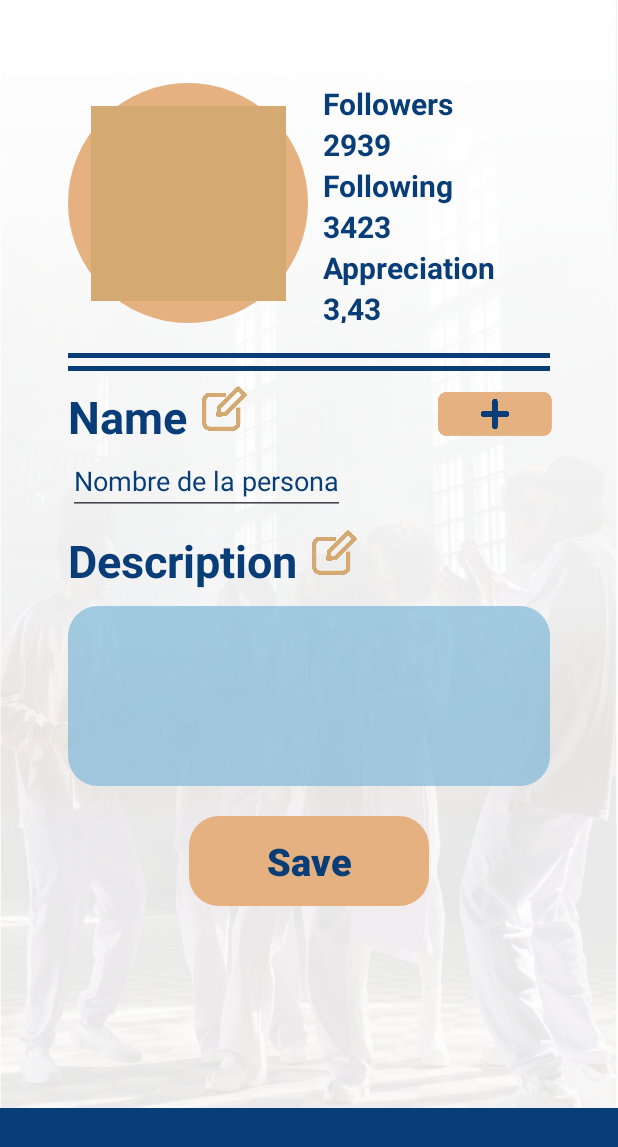
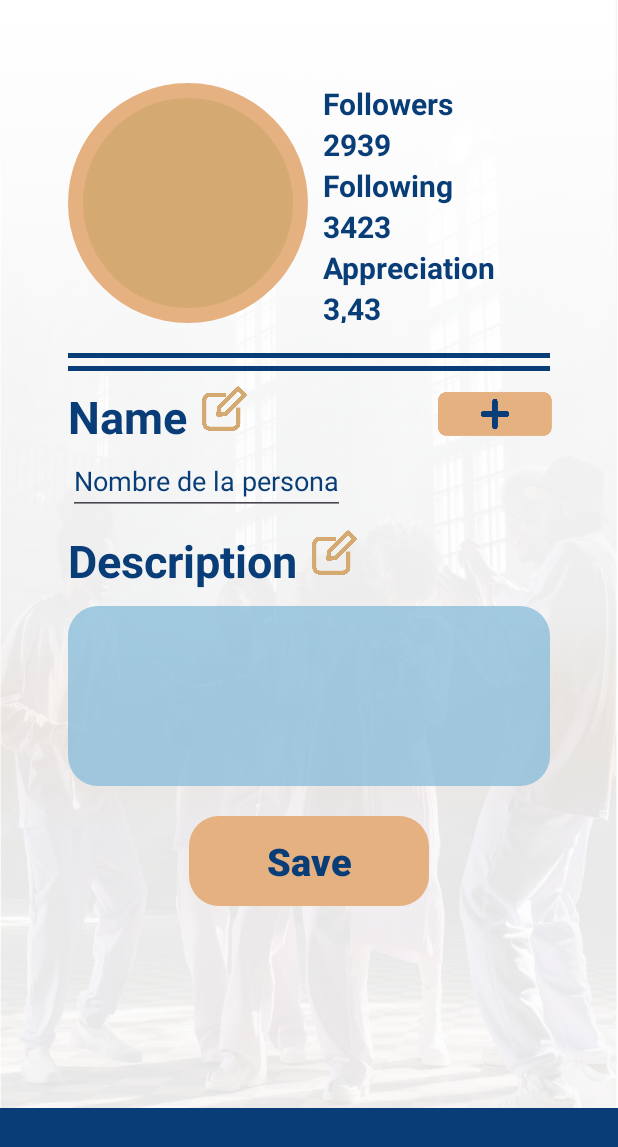
Before and after one commit to Moheto22/android-NaivyBeats, an Android app: the fragment FragmentEditData placed in its activity, on a phone screen of 412 x 824 dp. Shown: the top 1147 px of the screen. Run offline under Robolectric (Android 15) with nearby library versions, the phone set to English and light mode, and no system bars; network calls fail; pictures from the network do not load; 2 statements that could not run were skipped.

Commit message:
El chat se adapta al tamaño de la pantalla y las imagenes son circulares

```diff
--- a/app/build.gradle.kts
+++ b/app/build.gradle.kts
@@ -1,6 +1,7 @@
 plugins {
     alias(libs.plugins.android.application)
     alias(libs.plugins.kotlin.android)
+    alias(libs.plugins.kotlin.kapt)
 }
 
 android {
@@ -36,6 +37,8 @@ android {
 }
 
 dependencies {
+    implementation ("com.github.bumptech.glide:glide:4.16.0")
+    annotationProcessor ("com.github.bumptech.glide:compiler:4.16.0")
     implementation("com.github.kevinsawicki:http-request:6.0")
     implementation("androidx.fragment:fragment-ktx:1.6.2")
     implementation(libs.androidx.core.ktx)
--- a/app/src/main/java/com/example/naivybeats/activities/menu/FragmentEditData.kt
+++ b/app/src/main/java/com/example/naivybeats/activities/menu/FragmentEditData.kt
@@ -22,6 +22,7 @@ import androidx.core.content.ContextCompat
 import androidx.core.graphics.drawable.RoundedBitmapDrawable
 import androidx.core.graphics.drawable.RoundedBitmapDrawableFactory
 import androidx.lifecycle.lifecycleScope
+import com.bumptech.glide.Glide
 import com.example.naivybeats.R
 import com.example.naivybeats.models.user.model.Users
 import kotlinx.coroutines.launch
@@ -55,7 +56,6 @@ class FragmentEditData : Fragment() {
             user = Tools.userOrRestaurant(user_id!!)
             user?.let { setDataInFragment(it) }
         }
-        generateCircularImages()
 
         val button_addPhoto = view.findViewById<Button>(R.id.addPhoto)
         button_addPhoto.setOnClickListener {
@@ -68,38 +68,6 @@ class FragmentEditData : Fragment() {
         val description = view?.findViewById<EditText>(R.id.description_data)
         name?.setText(user.name)
         description?.setText(user.description)
-    }
-
-    @SuppressLint("ResourceAsColor")
-    private fun generateCircularImages() {
-
-        val avatar = view?.findViewById<ImageView>(R.id.avatar)
-
-        // Verificar que el ImageView no sea nulo y que tenga un drawable
-        if (avatar != null && avatar.drawable is BitmapDrawable) {
-            val bitmapDrawable = avatar.drawable as BitmapDrawable
-            val bitmap = bitmapDrawable.bitmap
-
-            val size = minOf(bitmap.width, bitmap.height)
-            val croppedBitmap = Bitmap.createBitmap(bitmap, 0, 0, size, size)
-            val scaledBitmap = Bitmap.createScaledBitmap(croppedBitmap, 250, 250, true)
-
-            val roundedBitmapDrawable: RoundedBitmapDrawable = RoundedBitmapDrawableFactory.create(resources, scaledBitmap)
-            roundedBitmapDrawable.isCircular = true
-
-            avatar.setImageDrawable(roundedBitmapDrawable)
-        } else {
-            // Opcional: Manejar el caso en que avatar no tenga una imagen
-            Log.e("FragmentEditData", "El ImageView es nulo o no tiene un BitmapDrawable")
-        }
-
-        val border_avatar = view?.findViewById<ImageView>(R.id.border_avatar)
-        val circularDrawable = GradientDrawable().apply {
-            shape = GradientDrawable.OVAL
-            setColor(ContextCompat.getColor(requireContext(), R.color.beig))
-            setSize(100, 100)
-        }
-        border_avatar?.background = circularDrawable
     }
 
     fun openGallery() {
--- a/app/src/main/res/layout/element_chat.xml
+++ b/app/src/main/res/layout/element_chat.xml
@@ -12,12 +12,14 @@
         android:orientation="horizontal"
         android:layout_marginBottom="5dp"
         >
-        <ImageView
+        <com.google.android.material.imageview.ShapeableImageView
             android:layout_width="70dp"
             android:layout_margin="15dp"
+            android:scaleType="centerCrop"
             android:layout_height="70dp"
+            app:shapeAppearanceOverlay="@style/CircularImage"
             android:background="@color/white">
-        </ImageView>
+        </com.google.android.material.imageview.ShapeableImageView>
         <TextView
             android:layout_width="wrap_content"
             android:layout_height="wrap_content"
--- a/app/src/main/res/layout/element_message_chat.xml
+++ b/app/src/main/res/layout/element_message_chat.xml
@@ -13,11 +13,13 @@
         android:layout_height="wrap_content"
         android:orientation="horizontal"
         >
-        <ImageView
+        <com.google.android.material.imageview.ShapeableImageView
+            app:shapeAppearanceOverlay="@style/CircularImage"
             android:layout_width="70dp"
             android:layout_height="70dp"
+            android:scaleType="centerCrop"
             android:background="@color/white">
-        </ImageView>
+        </com.google.android.material.imageview.ShapeableImageView>
         <TextView
             android:layout_width="wrap_content"
             android:layout_height="wrap_content"
--- a/app/src/main/res/layout/element_ofert.xml
+++ b/app/src/main/res/layout/element_ofert.xml
@@ -15,12 +15,14 @@
             android:layout_width="wrap_content"
             android:layout_height="wrap_content"
             >
-            <ImageView
+            <com.google.android.material.imageview.ShapeableImageView
                 android:layout_width="70dp"
                 android:layout_height="70dp"
+                app:shapeAppearanceOverlay="@style/CircularImage"
                 android:layout_margin="15dp"
+                android:scaleType="centerCrop"
                 android:background="@color/white">
-            </ImageView>
+            </com.google.android.material.imageview.ShapeableImageView>
             <LinearLayout
                 android:layout_width="200dp"
                 android:layout_height="wrap_content"
--- a/app/src/main/res/layout/element_publication.xml
+++ b/app/src/main/res/layout/element_publication.xml
@@ -13,10 +13,12 @@
         android:background="@drawable/element_bluesky"
         android:padding="15dp"
         android:orientation="horizontal">
-        <ImageView
+        <com.google.android.material.imageview.ShapeableImageView
             android:id="@+id/avatar"
             android:layout_width="70dp"
+            app:shapeAppearanceOverlay="@style/CircularImage"
             android:layout_height="70dp"
+            android:scaleType="centerCrop"
             android:background="@color/white"/>
         <LinearLayout
             android:layout_width="195dp"
--- a/app/src/main/res/layout/element_user_search.xml
+++ b/app/src/main/res/layout/element_user_search.xml
@@ -9,9 +9,11 @@
     android:orientation="horizontal"
     android:background="@drawable/design_big_textbox"
     xmlns:app="http://schemas.android.com/apk/res-auto">
-    <ImageView
+    <com.google.android.material.imageview.ShapeableImageView
         android:layout_width="60dp"
         android:layout_height="60dp"
+        app:shapeAppearanceOverlay="@style/CircularImage"
+        android:scaleType="centerCrop"
         android:background="@color/white"/>
     <LinearLayout
         android:layout_width="225dp"
--- a/app/src/main/res/layout/fragment_edit_data.xml
+++ b/app/src/main/res/layout/fragment_edit_data.xml
@@ -20,18 +20,20 @@
             <FrameLayout
                 android:layout_width="160dp"
                 android:layout_height="160dp">
-                <ImageView
+                <com.google.android.material.imageview.ShapeableImageView
                     android:id="@+id/border_avatar"
                     android:layout_width="match_parent"
                     android:layout_height="match_parent"
+                    app:shapeAppearanceOverlay="@style/CircularImage"
                     android:background="@color/beig"/>
-                <ImageView
+                <com.google.android.material.imageview.ShapeableImageView
                     android:id="@+id/avatar"
+                    android:layout_width="140dp"
+                    android:layout_height="140dp"
                     android:scaleType="centerCrop"
                     android:background="@drawable/beig_panel"
-                    android:layout_margin="15dp"
-                    android:layout_width="130dp"
-                    android:layout_height="130dp"/>
+                    app:shapeAppearanceOverlay="@style/CircularImage"
+                    android:layout_gravity="center" />
             </FrameLayout>
             <LinearLayout
                 android:layout_marginLeft="10dp"
--- /dev/null
+++ b/app/src/main/res/values/styles.xml
@@ -0,0 +1,7 @@
+<?xml version="1.0" encoding="utf-8"?>
+<resources>
+    <style name="CircularImage" parent="">
+        <item name="cornerFamily">rounded</item>
+        <item name="cornerSize">50%</item>
+    </style>
+</resources>
--- a/gradle/libs.versions.toml
+++ b/gradle/libs.versions.toml
@@ -23,3 +23,4 @@ androidx-constraintlayout = { group = "androidx.constraintlayout", name = "const
 [plugins]
 android-application = { id = "com.android.application", version.ref = "agp" }
 kotlin-android = { id = "org.jetbrains.kotlin.android", version.ref = "kotlin" }
+kotlin-kapt = { id = "org.jetbrains.kotlin.kapt" }
```
Also changed, not shown: app/src/main/res/layout/element_event_calendar.xml (+6 -2 lines), app/src/main/res/layout/fragment_chat.xml (+32 -23 lines), app/src/main/res/layout/fragment_menu.xml (+14 -6 lines).
